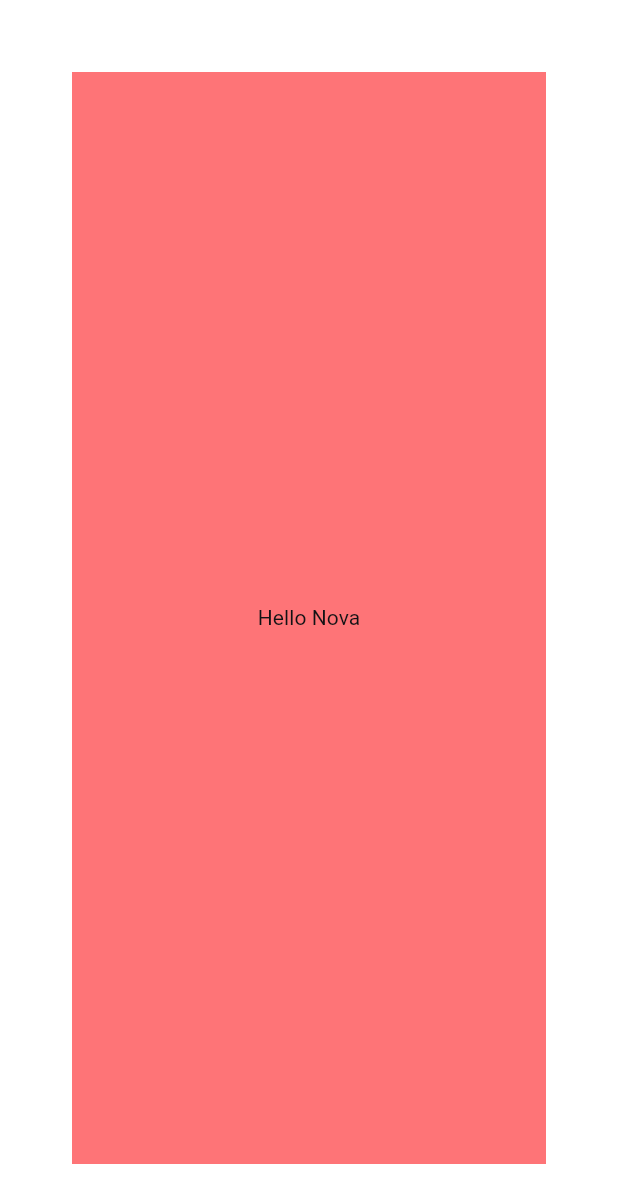
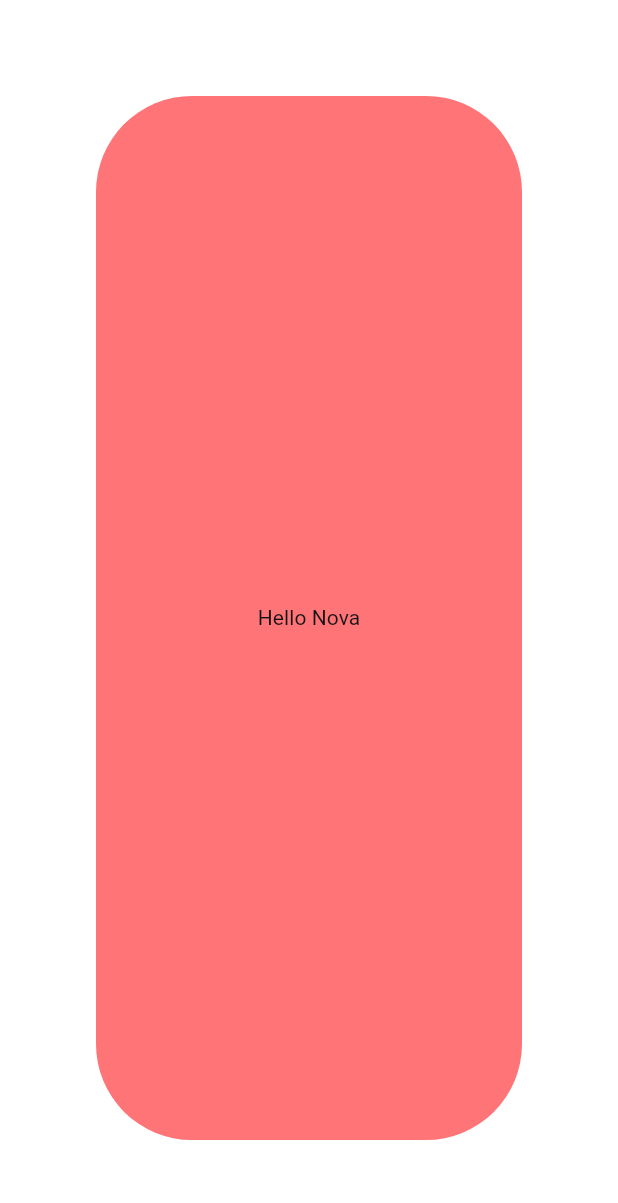
Before and after one commit to ashique-plateron/nova_ui_library, a Flutter app: the screen it shows after launch, on a phone screen of 412 x 824 dp. Shown: the top 1203 px of the screen. Run offline on Flutter 3.47's test engine with Material 3 defaults, Android fonts, the light colour scheme and no system bars.

Commit message:
First commit

```diff
--- a/example/lib/main.dart
+++ b/example/lib/main.dart
@@ -42,11 +42,11 @@ class MyWidget extends StatelessWidget {
         context.novaTokens.spacing.x20,
       ),
       margin: EdgeInsets.all(
-        context.novaTokens.spacing.x12,
+        context.novaTokens.spacing.x16,
       ),
       decoration: BoxDecoration(
         borderRadius: BorderRadius.circular(
-          context.novaTokens.borderRadius.hard,
+          context.novaTokens.borderRadius.superSoft,
         ),
         color: context.novaTokens.colors.novaBlush.alpha40,
       ),
--- a/lib/nova_ui_library.dart
+++ b/lib/nova_ui_library.dart
@@ -1,3 +1,3 @@
 export 'src/theme/nova_theme_extension.dart';
 export 'src/theme/theme_provider.dart';
-export 'src/tokens/design_tokens.dart';
+export 'src/theme/tokens/design_tokens.dart';
--- a/lib/src/theme/nova_theme_extension.dart
+++ b/lib/src/theme/nova_theme_extension.dart
@@ -1,6 +1,6 @@
 import 'package:flutter/material.dart';
 
-import '../tokens/design_tokens.dart';
+import './tokens/design_tokens.dart';
 
 /// Extension on BuildContext to easily access Nova design tokens
 extension NovaThemeExtension on BuildContext {
--- a/lib/src/theme/theme_provider.dart
+++ b/lib/src/theme/theme_provider.dart
@@ -1,6 +1,6 @@
 import 'package:flutter/material.dart';
 
-import '../tokens/design_tokens.dart';
+import './tokens/design_tokens.dart';
 import 'nova_theme_extension.dart';
 
 class ThemeProvider {
```
Also changed, not shown: lib/src/theme/tokens/border_radius_tokens.dart (renamed from lib/src/tokens/border_radius_tokens.dart), lib/src/theme/tokens/color_shades.dart (renamed from lib/src/tokens/color_shades.dart), lib/src/theme/tokens/color_tokens.dart (renamed from lib/src/tokens/color_tokens.dart), lib/src/theme/tokens/design_tokens.dart (renamed from lib/src/tokens/design_tokens.dart), lib/src/theme/tokens/font_size_tokens.dart (renamed from lib/src/tokens/font_size_tokens.dart), lib/src/theme/tokens/letter_spacing_tokens.dart (renamed from lib/src/tokens/letter_spacing_tokens.dart), lib/src/theme/tokens/line_height_tokens.dart (renamed from lib/src/tokens/line_height_tokens.dart), lib/src/theme/tokens/spacing_tokens.dart (renamed from lib/src/tokens/spacing_tokens.dart).
